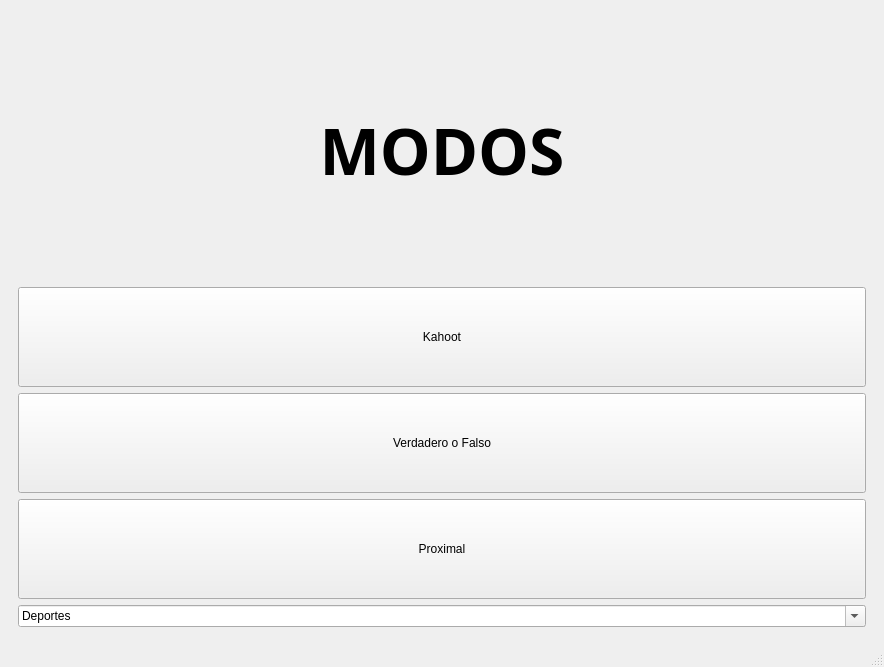
Jpejim13/TrivialFP, file App/Juego.ui: the form before one commit.
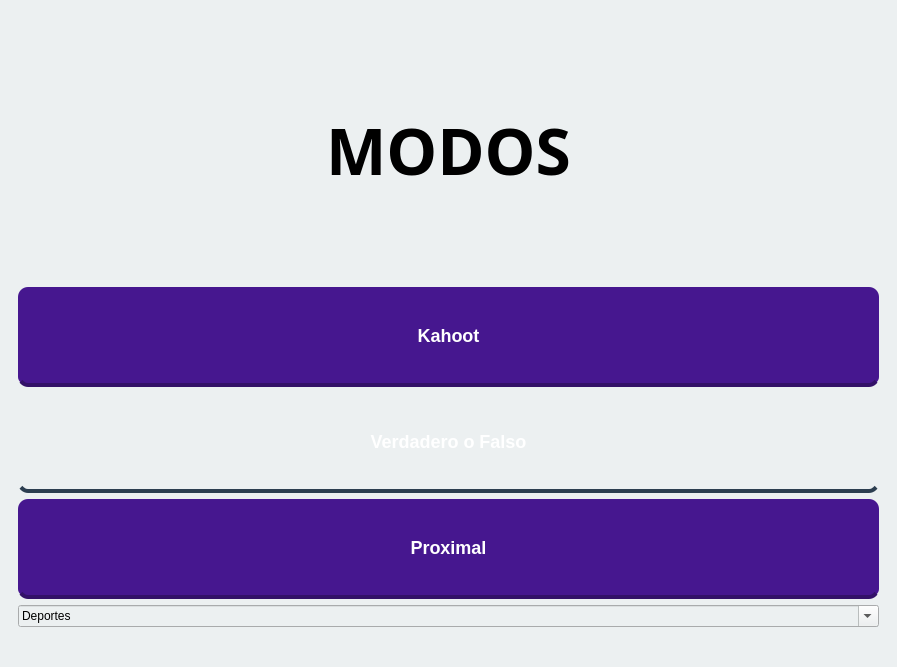
The form after the commit. The open tabs and pages were chosen to show the change.

Commit message: cambios en .ui

The edit to the form file:
```diff
--- a/App/Juego.ui
+++ b/App/Juego.ui
@@ -6,16 +6,21 @@
    <rect>
     <x>0</x>
     <y>0</y>
-    <width>884</width>
+    <width>897</width>
     <height>667</height>
    </rect>
   </property>
   <property name="windowTitle">
    <string>Clickthon</string>
   </property>
+  <property name="styleSheet">
+   <string notr="true">QWidget {
+    background-color: #ECF0F1;
+}</string>
+  </property>
   <widget class="QWidget" name="centralwidget">
    <layout class="QGridLayout" name="gridLayout">
-    <item row="3" column="0">
+    <item row="0" column="0">
      <widget class="QStackedWidget" name="pantallas">
       <property name="currentIndex">
        <number>2</number>
@@ -102,6 +107,34 @@
             <height>0</height>
            </size>
           </property>
+          <property name="styleSheet">
+           <string notr="true">QPushButton {
+    /* El morado oficial de Kahoot */
+    background-color: #46178F;
+    
+    /* Texto en blanco y con peso */
+    color: white;
+    font-weight: bold;
+    font-size: 18px;
+    
+    /* Bordes redondeados típicos de su interfaz */
+    border-radius: 10px;
+    
+    /* Un pequeño sombreado en la parte inferior para darle efecto 3D (opcional) */
+    border-bottom: 4px solid #331168;
+}
+
+/* Efecto cuando pasas el ratón */
+QPushButton:hover {
+    background-color: #551ca9;
+}
+
+/* Efecto cuando haces clic (se hunde) */
+QPushButton:pressed {
+    border-bottom: 0px;
+    margin-top: 4px;
+}</string>
+          </property>
           <property name="text">
            <string>Kahoot</string>
           </property>
@@ -115,6 +148,34 @@
             <height>100</height>
            </size>
           </property>
+          <property name="styleSheet">
+           <string notr="true">QPushButton {
+    /* Degradado Rojo y Azul partido */
+    background-color: qlineargradient(spread:pad, x1:0, y1:0.5, x2:1, y2:0.5, 
+                                      stop:0 #e74c3c, stop:0.499 #e74c3c, 
+                                      stop:0.5 #3498db, stop:1 #3498db);
+    color: white;
+    font-weight: bold;
+    font-size: 18px;
+    border-radius: 10px;
+    
+    /* El borde de abajo para el efecto 3D */
+    /* Usamos un gris oscuro para que funcione con ambos colores */
+    border-bottom: 4px solid #2c3e50; 
+    padding: 10px;
+}
+
+/* Efecto al pasar el ratón (brilla un poco) */
+QPushButton:hover {
+    border-bottom: 4px solid #1a252f;
+}
+
+/* Efecto de hundimiento al pulsar */
+QPushButton:pressed {
+    border-bottom: 0px;
+    margin-top: 4px;
+}</string>
+          </property>
           <property name="text">
            <string>Verdadero o Falso</string>
           </property>
@@ -128,6 +189,34 @@
             <height>100</height>
            </size>
           </property>
+          <property name="styleSheet">
+           <string notr="true">QPushButton {
+    /* El morado oficial de Kahoot */
+    background-color: #46178F;
+    
+    /* Texto en blanco y con peso */
+    color: white;
+    font-weight: bold;
+    font-size: 18px;
+    
+    /* Bordes redondeados típicos de su interfaz */
+    border-radius: 10px;
+    
+    /* Un pequeño sombreado en la parte inferior para darle efecto 3D (opcional) */
+    border-bottom: 4px solid #331168;
+}
+
+/* Efecto cuando pasas el ratón */
+QPushButton:hover {
+    background-color: #551ca9;
+}
+
+/* Efecto cuando haces clic (se hunde) */
+QPushButton:pressed {
+    border-bottom: 0px;
+    margin-top: 4px;
+}</string>
+          </property>
           <property name="text">
            <string>Proximal</string>
           </property>
```
Left out of the diff: 57 changed lines with no effect on the pictures. The commit also changes 1 other file.
